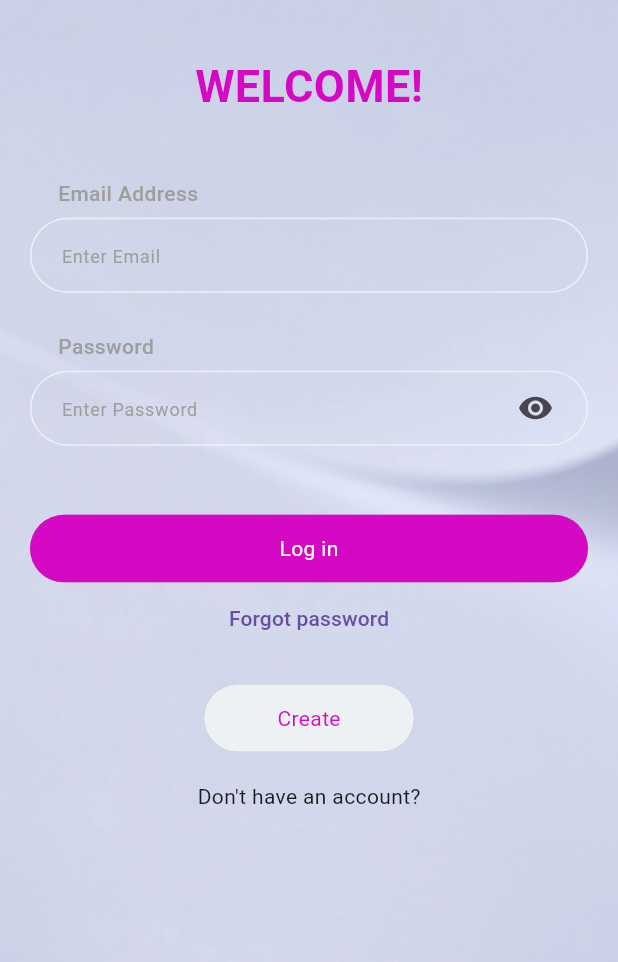
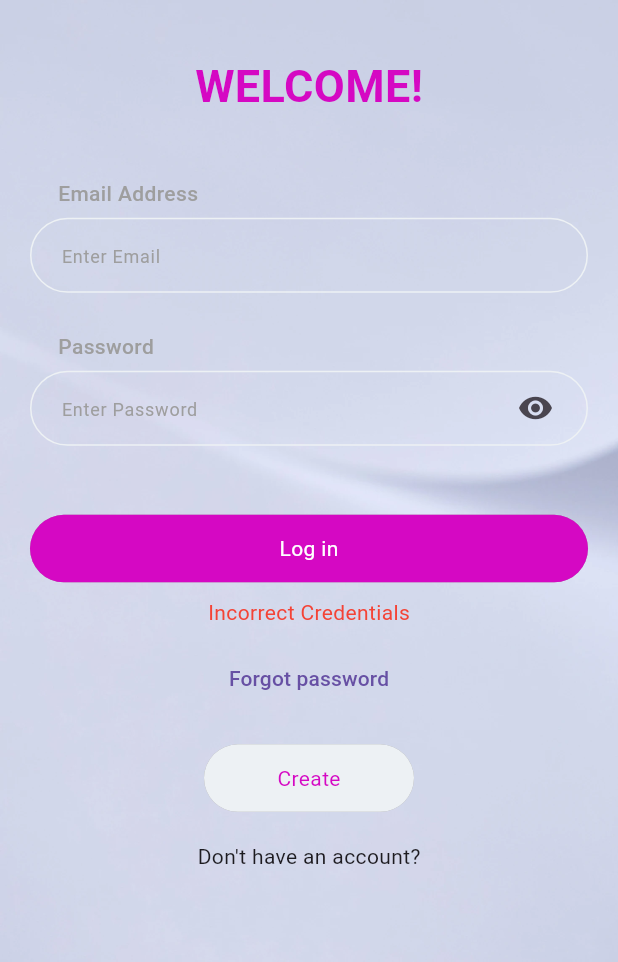
Before and after one commit to KalubaTech/glambooker_client, a Flutter app: the screen it shows after launch, after a tap on the "visibility" icon, after a tap on "Log in", on a phone screen of 412 x 824 dp, the part 253-1215 px from its top. Run offline on Flutter 3.47's test engine with Material 3 defaults, Android fonts, the phone set to English and light mode, and no system bars; our stand-ins replace cached_network_image, cloud_firestore, draggable_home, firebase_auth, firebase_core, firebase_storage and 2 more; missing offline and left inert: fluid_bottom_nav_bar, otp_pin_field; accounts and stored records are empty; network calls fail.

Commit message:
FINAL CHANGES MADE

```diff
--- a/lib/views/auth/sign_in.dart
+++ b/lib/views/auth/sign_in.dart
@@ -24,6 +24,7 @@ class _SignInState extends State<SignIn> {
   final TextEditingController _emailController = TextEditingController();
   final TextEditingController _passwordController = TextEditingController();
   bool _isLoading = false;
+  var error = ''.obs;
 
   AuthService _authService = AuthService();
 
@@ -89,6 +90,7 @@ class _SignInState extends State<SignIn> {
 
                   var response = await _authService.signInWithEmailAndPassword(_emailController.text, _passwordController.text);
                   if(response==null){
+                    error.value = 'Incorrect Credentials';
                     setState(() {
                       _isLoading = false;
                     });
@@ -96,6 +98,16 @@ class _SignInState extends State<SignIn> {
                 },
               height: 45,
               borderRadius: 40,
+            ),
+            Obx(
+                ()=> Container(
+                  padding: EdgeInsets.symmetric(vertical: 10),
+                  alignment: Alignment.center,
+                child: Text('${error.value}', style: TextStyle(
+                  color: Colors.red,
+
+                ),),
+              ),
             ),
             TextButton(
               onPressed: () {
```
Also changed, not shown: lib/views/services/view_service.dart (+18 -7 lines).
